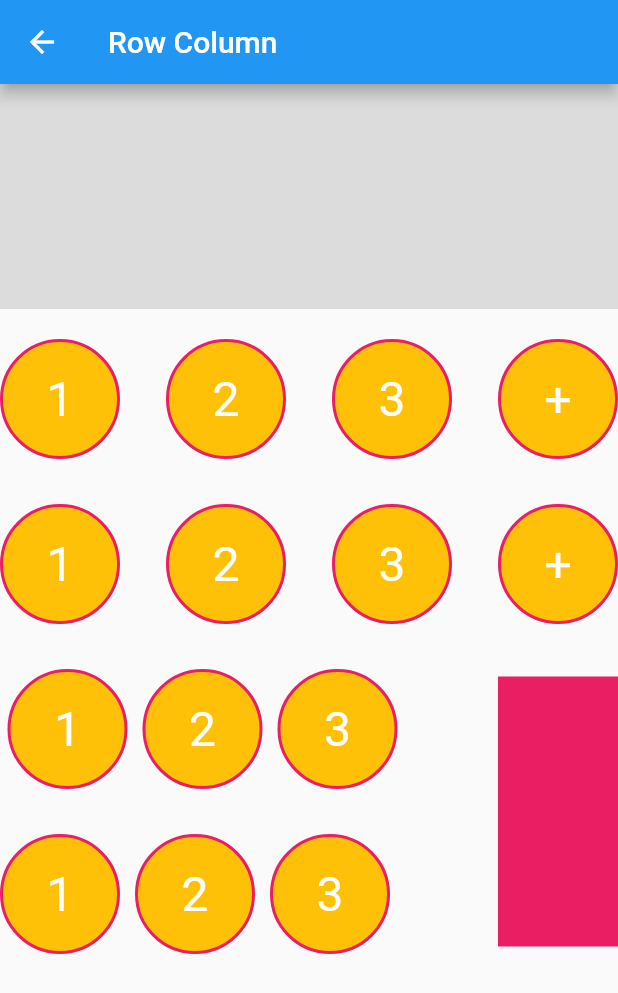
After one commit to jihanislam007/ict_appdevelopment_batch_1, a Flutter app: the screen it shows after launch, after a tap on "Row Column", on a phone screen of 412 x 824 dp. The commit adds this screen. Shown: the top 993 px of the screen. Run offline on Flutter 3.47's test engine with Material 2 defaults, Android fonts, the phone set to English and light mode, and no system bars; network calls fail.

Commit message:
Class 18

```diff
--- a/lib/Dashboard.dart
+++ b/lib/Dashboard.dart
@@ -1,6 +1,7 @@
 import 'package:flutter/material.dart';
 
 import 'Containers.dart';
+import 'RowColumn.dart';
 import 'imageLoad.dart';
 
 class Dashboard extends StatelessWidget {
@@ -11,12 +12,10 @@ class Dashboard extends StatelessWidget {
           title: Text("Batch -01"),
         ),
         body: SafeArea(
+          child: Center(
             child: Column(
+              mainAxisAlignment: MainAxisAlignment.center,
               children: [
-              Text(" cbvdhcbdjcdk"),
-              Text(" cbvdhcbdjcdk"),
-              Text(" cbvdhcbdjcdk"),
-              Text(" cbvdhcbdjcdk"),
                 Text(" cbvdhcbdjcdk"),
                 Text(" cbvdhcbdjcdk"),
 
@@ -29,9 +28,16 @@ class Dashboard extends StatelessWidget {
                     onPressed: (){
                       Navigator.push(context, MaterialPageRoute(builder: (context) => OnlineImageLoad()));
                     },
-                  child: Text("Online Image Load"))
+                    child: Text("Online Image Load")),
+
+                ElevatedButton(
+                    onPressed: (){
+                      Navigator.push(context, MaterialPageRoute(builder: (context) => RowColumn()));
+                    },
+                    child: Text("Row Column"))
 
               ],
+            ),
           ),
         ),
     );
--- /dev/null
+++ b/lib/RowColumn.dart
@@ -0,0 +1,279 @@
+import 'package:flutter/material.dart';
+
+class RowColumn extends StatelessWidget {
+  const RowColumn({Key? key}) : super(key: key);
+
+  @override
+  Widget build(BuildContext context) {
+    return Scaffold(
+      appBar: AppBar(
+        title: Text("Row Column"),
+      ),
+      body: SafeArea(
+        child: Column(
+          children: [
+
+            Container(
+              width: double.infinity,
+              height: 150,
+              color: Colors.black12,
+            ),
+
+            SizedBox(height: 10,),
+            Row(
+              mainAxisAlignment: MainAxisAlignment.spaceBetween,
+              children: [
+
+                Container(
+                  height: 100,
+                  width: 80,
+                  decoration: BoxDecoration(
+                    border: Border.all(width: 2,color: Colors.pink,),
+                    shape: BoxShape.circle,
+                    color: Colors.amber
+
+                  ),
+                  //color: Colors.pink,
+                  child: Center(child: Text("1",style: TextStyle(fontSize: 32,color: Colors.white),)),
+                ),
+                SizedBox(width: 10,),
+                Container(
+                  height: 100,
+                  width: 80,
+                  decoration: BoxDecoration(
+                      border: Border.all(width: 2,color: Colors.pink,),
+                      shape: BoxShape.circle,
+                      color: Colors.amber
+
+                  ),
+                  //color: Colors.pink,
+                  child: Center(child: Text("2",style: TextStyle(fontSize: 32,color: Colors.white),)),
+                ),
+                SizedBox(width: 10,),
+                Container(
+                  height: 100,
+                  width: 80,
+                  decoration: BoxDecoration(
+                      border: Border.all(width: 2,color: Colors.pink,),
+                      shape: BoxShape.circle,
+                      color: Colors.amber
+
+                  ),
+                  //color: Colors.pink,
+                  child: Center(child: Text("3",style: TextStyle(fontSize: 32,color: Colors.white),)),
+                ),
+                SizedBox(width: 10,),
+                Container(
+                  height: 100,
+                  width: 80,
+                  decoration: BoxDecoration(
+                      border: Border.all(width: 2,color: Colors.pink,),
+                      shape: BoxShape.circle,
+                      color: Colors.amber
+
+                  ),
+                  //color: Colors.pink,
+                  child: Center(child: Text("+",style: TextStyle(fontSize: 32,color: Colors.white),)),
+                ),
+
+              ],
+            ),
+            SizedBox(height: 10,),
+            Row(
+              mainAxisAlignment: MainAxisAlignment.spaceBetween,
+              children: [
+
+                Container(
+                  height: 100,
+                  width: 80,
+                  decoration: BoxDecoration(
+                      border: Border.all(width: 2,color: Colors.pink,),
+                      shape: BoxShape.circle,
+                      color: Colors.amber
+
+                  ),
+                  //color: Colors.pink,
+                  child: Center(child: Text("1",style: TextStyle(fontSize: 32,color: Colors.white),)),
+                ),
+                SizedBox(width: 10,),
+                Container(
+                  height: 100,
+                  width: 80,
+                  decoration: BoxDecoration(
+                      border: Border.all(width: 2,color: Colors.pink,),
+                      shape: BoxShape.circle,
+                      color: Colors.amber
+
+                  ),
+                  //color: Colors.pink,
+                  child: Center(child: Text("2",style: TextStyle(fontSize: 32,color: Colors.white),)),
+                ),
+                SizedBox(width: 10,),
+                Container(
+                  height: 100,
+                  width: 80,
+                  decoration: BoxDecoration(
+                      border: Border.all(width: 2,color: Colors.pink,),
+                      shape: BoxShape.circle,
+                      color: Colors.amber
+
+                  ),
+                  //color: Colors.pink,
+                  child: Center(child: Text("3",style: TextStyle(fontSize: 32,color: Colors.white),)),
+                ),
+                SizedBox(width: 10,),
+                Container(
+                  height: 100,
+                  width: 80,
+                  decoration: BoxDecoration(
+                      border: Border.all(width: 2,color: Colors.pink,),
+                      shape: BoxShape.circle,
+                      color: Colors.amber
+
+                  ),
+                  //color: Colors.pink,
+                  child: Center(child: Text("+",style: TextStyle(fontSize: 32,color: Colors.white),)),
+                ),
+
+              ],
+            ),
+            SizedBox(height: 10,),
+            Row(
+              mainAxisAlignment: MainAxisAlignment.spaceBetween,
+              children: [
+                Column(
+                  children: [
+                    Row(
+                      mainAxisAlignment: MainAxisAlignment.spaceBetween,
+                      children: [
+
+                        Container(
+                          height: 100,
+                          width: 80,
+                          decoration: BoxDecoration(
+                              border: Border.all(width: 2,color: Colors.pink,),
+                              shape: BoxShape.circle,
+                              color: Colors.amber
+
+                          ),
+                          //color: Colors.pink,
+                          child: Center(child: Text("1",style: TextStyle(fontSize: 32,color: Colors.white),)),
+                        ),
+                        SizedBox(width: 10,),
+                        Container(
+                          height: 100,
+                          width: 80,
+                          decoration: BoxDecoration(
+                              border: Border.all(width: 2,color: Colors.pink,),
+                              shape: BoxShape.circle,
+                              color: Colors.amber
+
+                          ),
+                          //color: Colors.pink,
+                          child: Center(child: Text("2",style: TextStyle(fontSize: 32,color: Colors.white),)),
+                        ),
+                        SizedBox(width: 10,),
+                        Container(
+                          height: 100,
+                          width: 80,
+                          decoration: BoxDecoration(
+                              border: Border.all(width: 2,color: Colors.pink,),
+                              shape: BoxShape.circle,
+                              color: Colors.amber
+
+                          ),
+                          //color: Colors.pink,
+                          child: Center(child: Text("3",style: TextStyle(fontSize: 32,color: Colors.white),)),
+                        ),
+                        /*SizedBox(width: 10,),
+                Container(
+                  height: 100,
+                  width: 80,
+                  decoration: BoxDecoration(
+                      border: Border.all(width: 2,color: Colors.pink,),
+                      shape: BoxShape.circle,
+                      color: Colors.amber
+
+                  ),
+                  //color: Colors.pink,
+                  child: Center(child: Text("+",style: TextStyle(fontSize: 32,color: Colors.white),)),
+                ),*/
+
+                      ],
+                    ),
+                    SizedBox(height: 10,),
+
+                    Row(
+                      //mainAxisAlignment: MainAxisAlignment.spaceBetween,
+                      children: [
+
+                        Container(
+                          height: 100,
+                          width: 80,
+                          decoration: BoxDecoration(
+                              border: Border.all(width: 2,color: Colors.pink,),
+                              shape: BoxShape.circle,
+                              color: Colors.amber
+
+                          ),
+                          //color: Colors.pink,
+                          child: Center(child: Text("1",style: TextStyle(fontSize: 32,color: Colors.white),)),
+                        ),
+                        SizedBox(width: 10,),
+                        Container(
+                          height: 100,
+                          width: 80,
+                          decoration: BoxDecoration(
+                              border: Border.all(width: 2,color: Colors.pink,),
+                              shape: BoxShape.circle,
+                              color: Colors.amber
+
+                          ),
+                          //color: Colors.pink,
+                          child: Center(child: Text("2",style: TextStyle(fontSize: 32,color: Colors.white),)),
+                        ),
+                        SizedBox(width: 10,),
+                        Container(
+                          height: 100,
+                          width: 80,
+                          decoration: BoxDecoration(
+                              border: Border.all(width: 2,color: Colors.pink,),
+                              shape: BoxShape.circle,
+                              color: Colors.amber
+
+                          ),
+                          //color: Colors.pink,
+                          child: Center(child: Text("3",style: TextStyle(fontSize: 32,color: Colors.white),)),
+                        ),
+                        SizedBox(width: 10,),
+                        /*Container(
+                  height: 100,
+                  width: 80,
+                  decoration: BoxDecoration(
+                      border: Border.all(width: 2,color: Colors.pink,),
+                      shape: BoxShape.circle,
+                      color: Colors.amber
+
+                  ),
+                  //color: Colors.pink,
+                  child: Center(child: Text("+",style: TextStyle(fontSize: 32,color: Colors.white),)),
+                ),*/
+
+                      ],
+                    ),
+                  ],
+                ),
+                Container(
+                  height: 180,
+                  width: 80,
+                  color: Colors.pink,
+                ),
+              ],
+            ),
+
+          ],
+        ),
+      ),
+    );
+  }
+}
--- a/lib/imageLoad.dart
+++ b/lib/imageLoad.dart
@@ -1,3 +1,4 @@
+import 'package:flutter/cupertino.dart';
 import 'package:flutter/material.dart';
 
 class OnlineImageLoad extends StatelessWidget {
@@ -11,12 +12,17 @@ class OnlineImageLoad extends StatelessWidget {
       ),
 
       body: SafeArea(
+        child: SingleChildScrollView(
+          scrollDirection: Axis.vertical,
+          physics: BouncingScrollPhysics(),
           child: Column(
             mainAxisAlignment: MainAxisAlignment.center,
             children: [
 
               // this is for Online Image
-            Center(child: Image.network("https://bestanimations.com/media/bangladesh/2076299211bangladesh-flag-waving-gif-animation-23.gif")),
+              Image.network("https://bestanimations.com/media/bangladesh/2076299211bangladesh-flag-waving-gif-animation-23.gif"),
+              SizedBox(height: 100,),
+              Image.network("https://www.cleverfiles.com/howto/wp-content/uploads/2018/03/minion.jpg"),
 
               //This is for Offline image
               Image.asset("images/android.png")
@@ -24,6 +30,7 @@ class OnlineImageLoad extends StatelessWidget {
             ],
           ),
         ),
+      ),
     );
   }
 }
```
Lines whose indentation alone changed are shown as unchanged.
